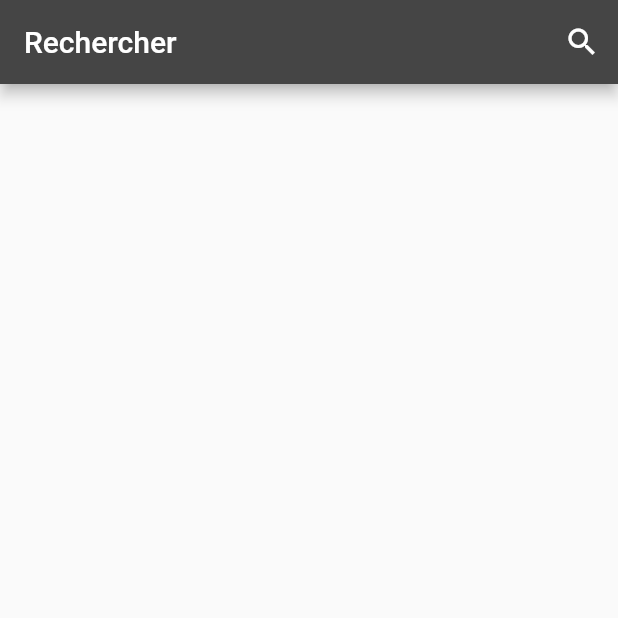
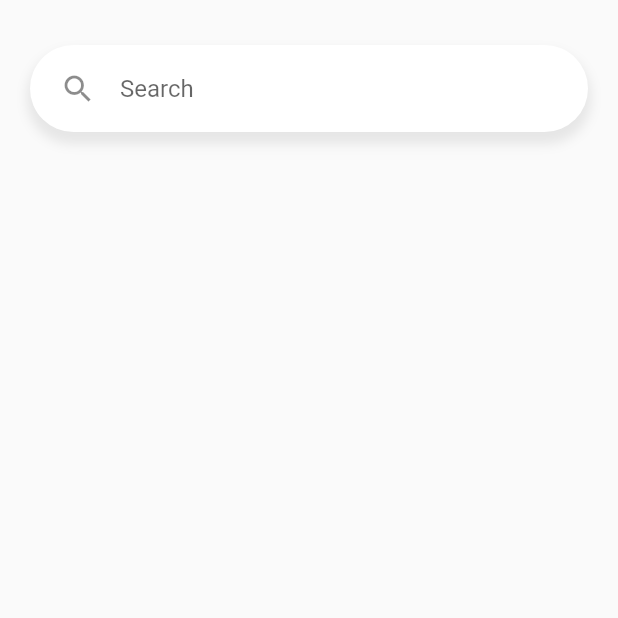
Before and after one commit to NathanDelorme/writenow, a Flutter app: the screen it shows after launch, on a phone screen of 412 x 824 dp, the top half of it. Run offline on Flutter 3.47's test engine with Material 2 defaults, Android fonts, the phone set to English and light mode, and no system bars.

Commit message:
Update Search Bar
Update the Searh Bar to better match with the UI.

```diff
--- a/lib/screens/home.dart
+++ b/lib/screens/home.dart
@@ -8,27 +8,61 @@ class Screen extends StatefulWidget {
 
 class HomeScreen extends State<Screen> {
   final List<String> list = List.generate(100, (index) => "Note $index");
+  final List<String> displayedList = new List.empty();
 
   @override
   Widget build(BuildContext context) {
     return Scaffold(
-      appBar: appBar(context),
+      //appBar: appBar(context),
+      body: Column(
+        crossAxisAlignment: CrossAxisAlignment.start,
+        children: <Widget>[
+          searchBarUI(),
+        ]
+      ),
     );
   }
 
-  AppBar appBar(BuildContext context) {
-    return AppBar(
-      backgroundColor: Color(0xFF454545),
-      actions: <Widget>[
-        IconButton(
-          onPressed: () {
-            showSearch(context: context, delegate: Search(list));
-          },
+  Widget searchBarUI() {
+    return Container(
+      margin: EdgeInsets.symmetric(horizontal: 20, vertical: 30),
+      padding: EdgeInsets.symmetric(horizontal: 20, vertical: 5),
+      decoration: BoxDecoration(
+        color: Colors.white,
+        borderRadius: BorderRadius.circular(30),
+        boxShadow: [
+          BoxShadow(
+            offset: Offset(0, 6),
+            blurRadius: 6,
+            spreadRadius: 2,
+            color: Color(0xFFE6E6E6),
+          ),
+        ],
+      ),
+      child: TextField(
+        decoration: InputDecoration(
+          hintText: "Search",
           icon: Icon(Icons.search),
+          border: InputBorder.none,
         ),
-      ],
-      centerTitle: false,
-      title: Text("Rechercher"),
+        onSubmitted: (String value) async {
+          await showDialog<void>(
+            context: context,
+            builder: (BuildContext context) {
+              return AlertDialog(
+                title: Text('Search'),
+                content: Text('You search "$value". There is ${ (list.where((element) => element.contains(value))).length } in the list.'),
+                actions: <Widget>[
+                  TextButton(
+                    onPressed: () { Navigator.pop(context); },
+                    child: const Text('OK'),
+                  ),
+                ],
+              );
+            },
+          );
+        },
+      ),
     );
   }
 }
```
Also changed, not shown: lib/models/Search.dart (+4 -4 lines).
